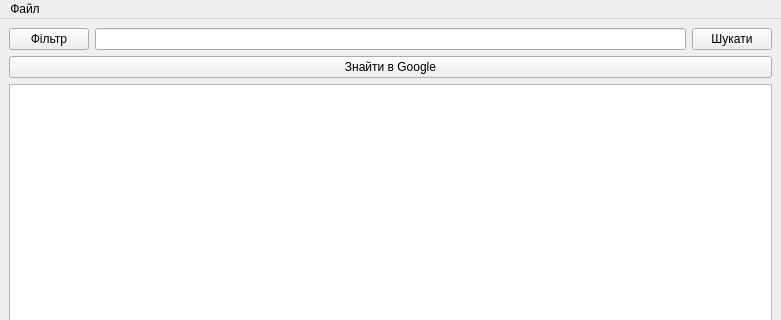
IvanAntonchuk/Lab.OOP2, file OOP2Lab/mainwindow.ui: the form before one commit; both pictures show x 0 to 781 and y 0 to 320 of the 781 by 525 pixel window.
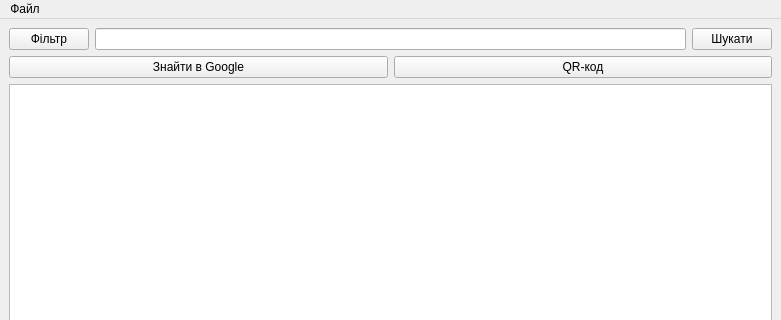
The form after the commit.

Patch:
```diff
--- a/OOP2Lab/mainwindow.ui
+++ b/OOP2Lab/mainwindow.ui
@@ -41,11 +41,22 @@
      </layout>
     </item>
     <item>
+     <layout class="QHBoxLayout" name="horizontalLayout_5">
+      <item>
      <widget class="QPushButton" name="searchOnlineButton">
       <property name="text">
        <string>Знайти в Google</string>
       </property>
      </widget>
+      </item>
+      <item>
+       <widget class="QPushButton" name="qrCodeButton">
+        <property name="text">
+         <string>QR-код</string>
+        </property>
+       </widget>
+      </item>
+     </layout>
     </item>
     <item>
      <widget class="QTableWidget" name="linksTableWidget"/>
```
Lines whose indentation alone changed are shown as unchanged.
